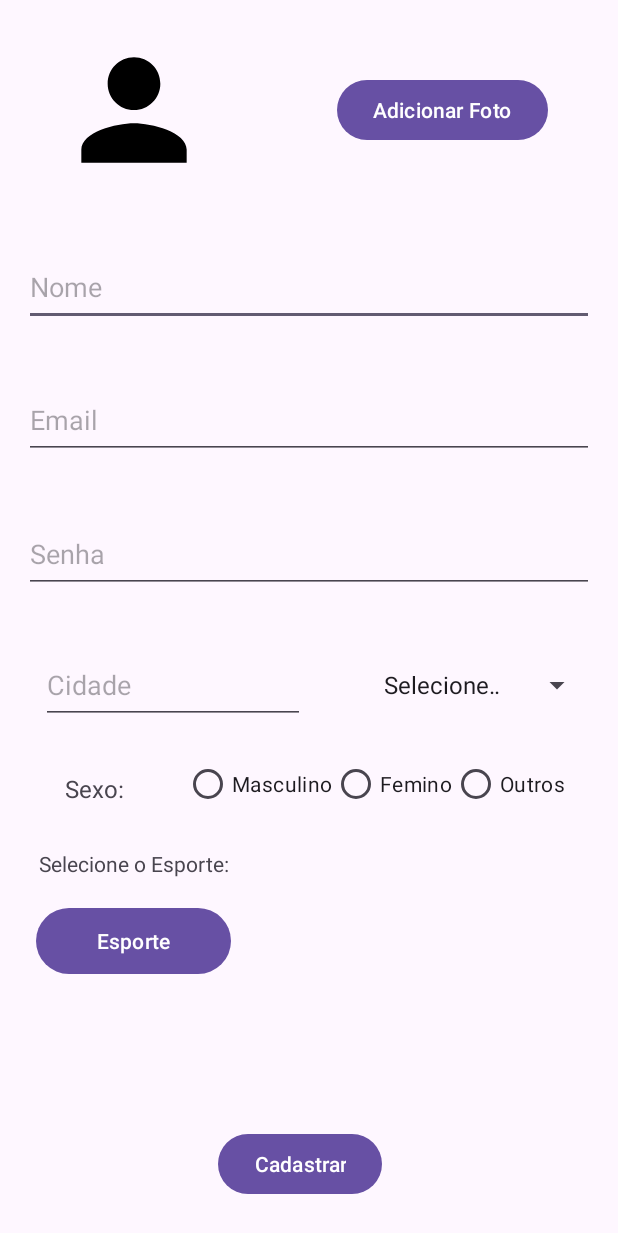
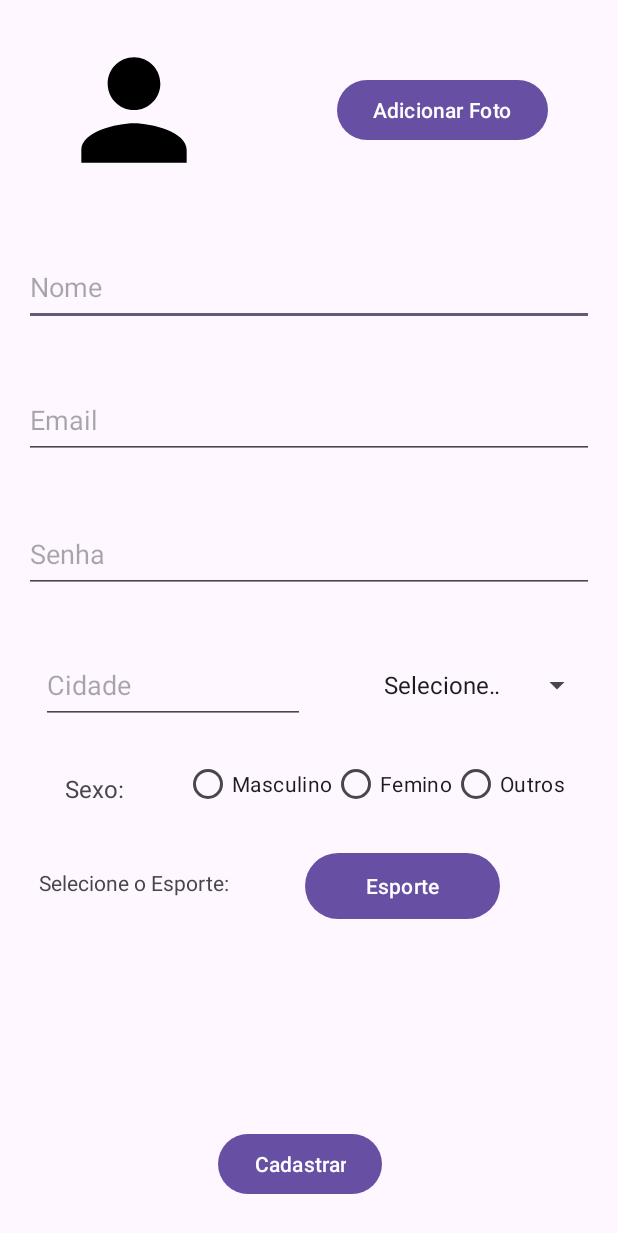
Before and after one commit to kaiqueBp/EsportConnect, an Android app: the CadastroActivity screen opened directly, with no data from a screen before it, on a phone screen of 412 x 824 dp. Shown: the top 1233 px of the screen. Run offline under Robolectric (Android 15) with nearby library versions, the phone set to English and light mode, and no system bars; our stand-ins replace Firebase (no records; nobody signed in at launch, a user with empty details on screens opened directly); pictures from the network do not load.

Commit message:
pequena correcao no layout

```diff
--- a/app/src/main/res/layout/activity_cadastro.xml
+++ b/app/src/main/res/layout/activity_cadastro.xml
@@ -64,7 +64,7 @@
         android:layout_marginEnd="16dp"
         android:ems="10"
         android:hint="Senha"
-        android:inputType="text"
+        android:inputType="text|textPassword"
         app:layout_constraintBottom_toTopOf="@+id/guideline2"
         app:layout_constraintEnd_toEndOf="parent"
         app:layout_constraintHorizontal_bias="0.497"
@@ -75,11 +75,12 @@
         android:id="@+id/idListaEsporte"
         android:layout_width="130dp"
         android:layout_height="52dp"
-        android:layout_marginTop="16dp"
+        android:layout_marginTop="18dp"
         android:text="Esporte"
-        app:layout_constraintEnd_toStartOf="@+id/guideline3"
-        app:layout_constraintStart_toStartOf="parent"
-        app:layout_constraintTop_toBottomOf="@+id/textView2" />
+        app:layout_constraintEnd_toEndOf="parent"
+        app:layout_constraintHorizontal_bias="0.242"
+        app:layout_constraintStart_toStartOf="@+id/guideline3"
+        app:layout_constraintTop_toBottomOf="@+id/radioGroup" />
 
     <Button
         android:id="@+id/idBotaoCadastrar"
@@ -213,7 +214,7 @@
         android:id="@+id/textView2"
         android:layout_width="wrap_content"
         android:layout_height="wrap_content"
-        android:layout_marginTop="19dp"
+        android:layout_marginTop="32dp"
         android:text="Selecione o Esporte:"
         app:layout_constraintEnd_toStartOf="@+id/guideline3"
         app:layout_constraintStart_toStartOf="parent"
```
